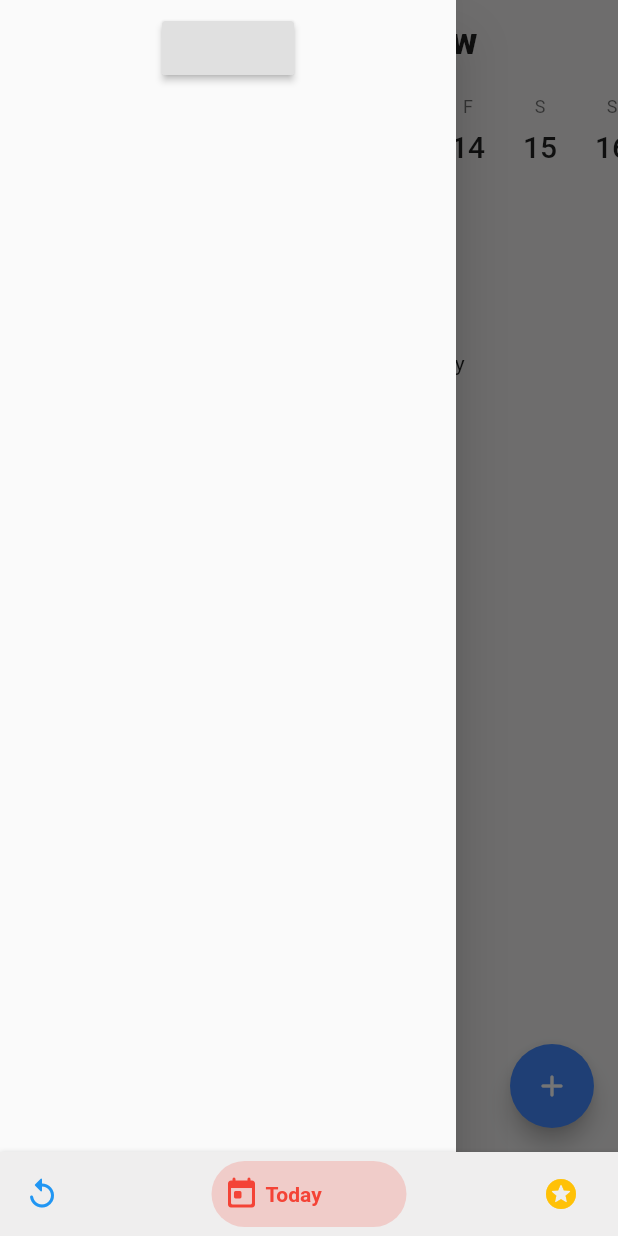
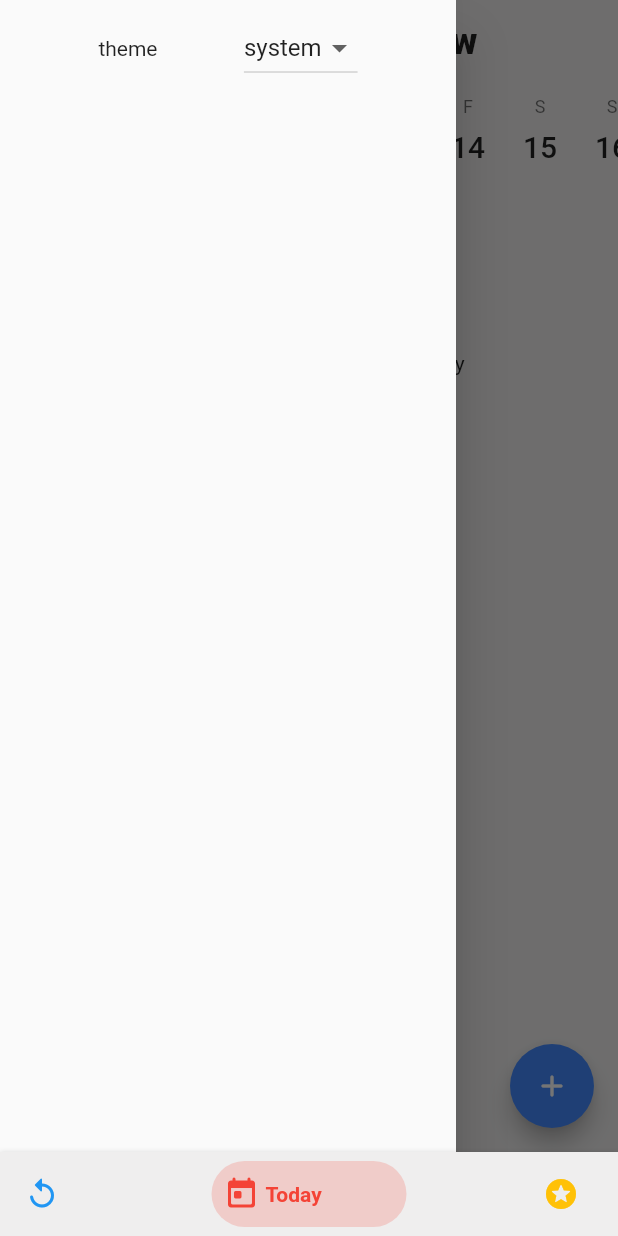
Before and after one commit to ThundR67/HabitFlow, a Flutter app: the screen it shows after launch, with the side drawer open, on a phone screen of 412 x 824 dp. Run offline on Flutter 3.47's test engine with Material 2 defaults, Android fonts, the phone set to English and light mode, and no system bars; drawn by our look-alikes of bottom_navy_bar, percent_indicator; our stand-ins replace easy_localization, flutter_colorpicker, flutter_neumorphic, flutter_slidable, random_string, sembast and 5 more; missing offline and left inert: flutter_iconpicker, shared_preferences_web.

Commit message:
Theme changing

```diff
--- a/assets/translations/en.json
+++ b/assets/translations/en.json
@@ -71,5 +71,10 @@
 
     "noHabits" : "You don't have any habit currently",
     "noRewards" : "You don't have any rewards currently",
-    "noActiveHabits" : "You don't have any active habit today"
+    "noActiveHabits" : "You don't have any active habit today",
+
+    "light" : "light",
+    "dark" : "dark",
+    "system" : "system",
+    "theme" : "theme"
 }
--- a/lib/components/habit_card.dart
+++ b/lib/components/habit_card.dart
@@ -4,7 +4,6 @@ import 'package:flutter_slidable/flutter_slidable.dart';
 import 'package:habitflow/blocs/current_bloc.dart';
 import 'package:habitflow/blocs/points_bloc.dart';
 import 'package:habitflow/components/action_buttons.dart';
-import 'package:habitflow/components/neu_card.dart';
 import 'package:habitflow/components/reward_points.dart';
 import 'package:habitflow/components/status_view.dart';
 import 'package:habitflow/components/tappable_neu_card.dart';
--- a/lib/components/main_drawer.dart
+++ b/lib/components/main_drawer.dart
@@ -1,4 +1,6 @@
 import 'package:flutter/material.dart';
+import 'package:habitflow/components/theme_dropdown.dart';
+import 'package:habitflow/resources/strings.dart';
 import 'package:theme_provider/theme_provider.dart';
 
 /// Main app drawer.
@@ -14,9 +16,13 @@ class MainDrawer extends StatelessWidget {
           padding: const EdgeInsets.all(8.0),
           child: Column(
             children: [
-              RaisedButton(onPressed: () {
-                ThemeProvider.controllerOf(context).nextTheme();
-              }),
+              Row(
+                mainAxisAlignment: MainAxisAlignment.spaceEvenly,
+                children: [
+                  Text(theme),
+                  const ThemeDropDown(),
+                ],
+              )
             ],
           ),
         ),
--- a/lib/components/no_possesion.dart
+++ b/lib/components/no_possesion.dart
@@ -3,6 +3,7 @@ import 'package:habitflow/resources/icons.dart';
 
 /// Widget to indicate something to user such as no habits, rewards, or active habits.
 class NoPossesion extends StatelessWidget {
+  /// Constructs.
   const NoPossesion({
     @required this.text,
     this.icon = addIcon,
--- a/lib/components/reward_card.dart
+++ b/lib/components/reward_card.dart
@@ -4,7 +4,6 @@ import 'package:flutter_slidable/flutter_slidable.dart';
 import 'package:habitflow/blocs/points_bloc.dart';
 import 'package:habitflow/blocs/rewards_bloc.dart';
 import 'package:habitflow/components/action_buttons.dart';
-import 'package:habitflow/components/neu_card.dart';
 import 'package:habitflow/components/reward_points.dart';
 import 'package:habitflow/components/tappable_neu_card.dart';
 import 'package:habitflow/helpers/colors.dart';
--- /dev/null
+++ b/lib/components/theme_dropdown.dart
@@ -0,0 +1,53 @@
+import 'package:flutter/material.dart';
+import 'package:habitflow/helpers/theme.dart';
+import 'package:habitflow/resources/strings.dart';
+import 'package:theme_provider/theme_provider.dart';
+
+/// Dropdown widget to allow user to change themes.
+class ThemeDropDown extends StatefulWidget {
+  /// Constructs.
+  const ThemeDropDown();
+
+  @override
+  _ThemeDropDownState createState() => _ThemeDropDownState();
+}
+
+class _ThemeDropDownState extends State<ThemeDropDown> {
+  _ThemeDropDownState() {
+    getTheme().then((value) {
+      if (value == ThemeMode.system) _onChange(system);
+      if (value == ThemeMode.light) _onChange(system);
+      if (value == ThemeMode.dark) _onChange(system);
+    });
+  }
+
+  final List<String> _values = [system, light, dark];
+  String _value;
+
+  /// Changes states when user selects a value.
+  void _onChange(String value) {
+    final ThemeController controller = ThemeProvider.controllerOf(context);
+    setState(() => _value = value);
+    if (value == system) setSystem(controller);
+    if (value == light) setLight(controller);
+    if (value == dark) setDark(controller);
+  }
+
+  @override
+  Widget build(BuildContext context) {
+    if (_value == null) return const Text('...');
+
+    return DropdownButton<String>(
+      items: _values.map(
+        (String value) {
+          return DropdownMenuItem<String>(
+            value: value,
+            child: Text(value),
+          );
+        },
+      ).toList(),
+      value: _value,
+      onChanged: _onChange,
+    );
+  }
+}
--- a/lib/main.dart
+++ b/lib/main.dart
@@ -55,7 +55,7 @@ class App extends StatelessWidget {
               theme: ThemeProvider.themeOf(context).data,
               themeMode: ThemeMode.light,
               initialRoute: homeRoute,
-              routes: <String, Widget Function(BuildContext)>{
+              routes: {
                 homeRoute: (BuildContext context) => const Home(),
                 createRewardRoute: (BuildContext context) =>
                     const CreateReward(),
--- a/lib/screens/home.dart
+++ b/lib/screens/home.dart
@@ -37,8 +37,7 @@ class _HomeState extends State<Home> {
   @override
   Widget build(BuildContext context) {
     return Scaffold(
-      body: SafeArea(
-        child: SizedBox.expand(
+      body: SizedBox.expand(
         child: PageView(
           physics: scrollPhysics,
           controller: _pageController,
@@ -48,7 +47,6 @@ class _HomeState extends State<Home> {
             Today(),
             Rewards(),
           ],
-          ),
         ),
       ),
       bottomNavigationBar: BottomNavyBar(
```
Also changed, not shown: lib/resources/strings.dart (+84 -16 lines), 1 other file. Lines whose indentation alone changed are shown as unchanged.
